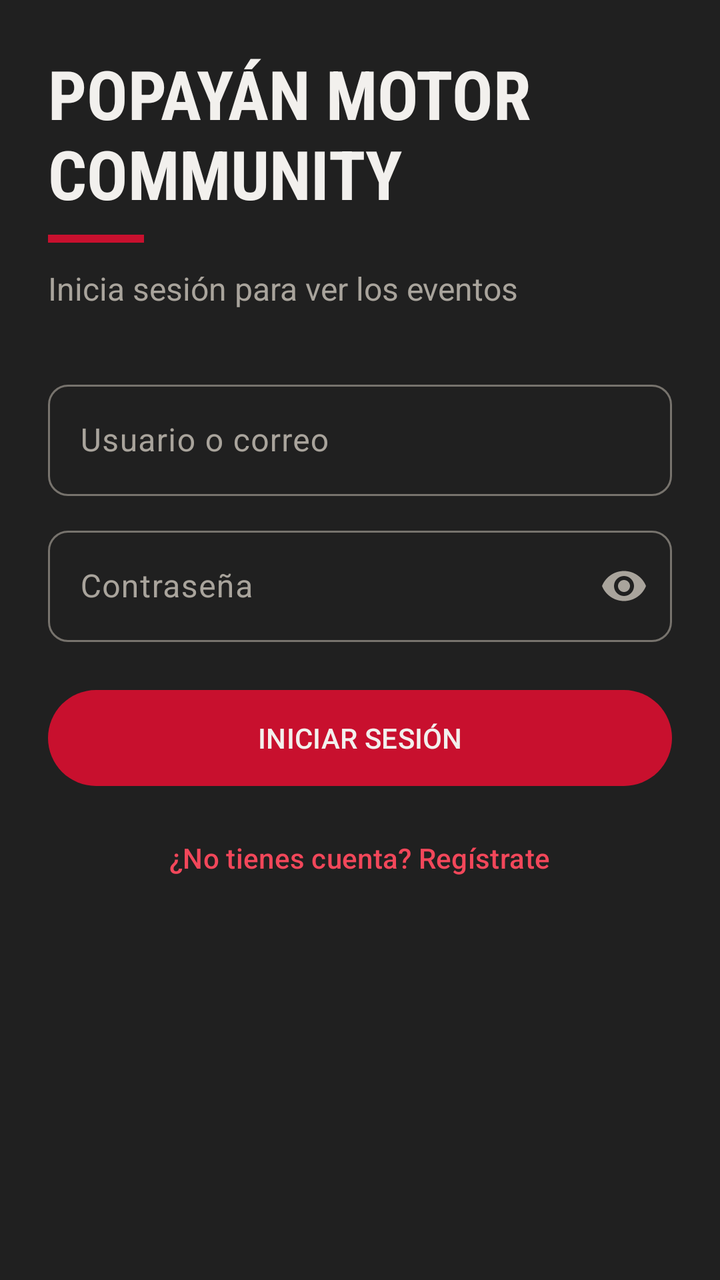
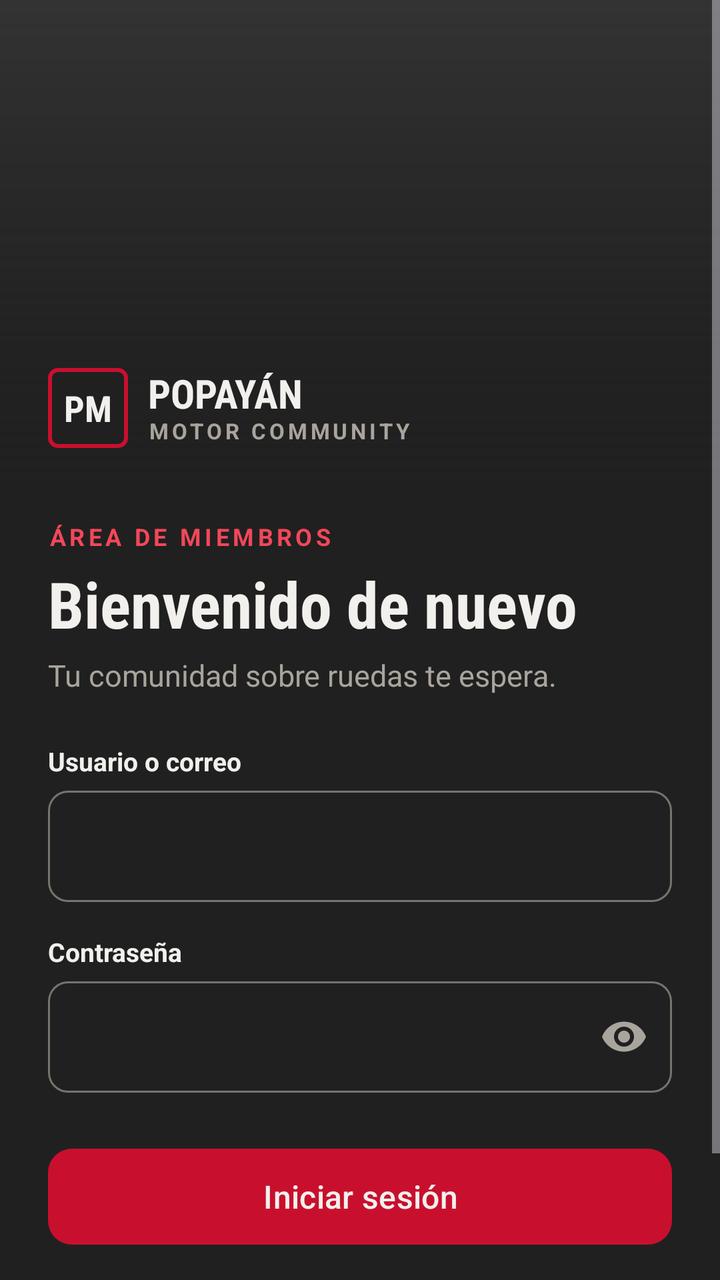

An Android layout rendered at two revisions. The XML below is the earlier revision; the diff shows what the commit changed to produce the second picture.
<!-- AndroidManifest.xml: application theme Theme.PopayanMotor -->
<!-- res/layout/activity_login.xml -->
<?xml version="1.0" encoding="utf-8"?>
<ScrollView xmlns:android="http://schemas.android.com/apk/res/android"
    android:layout_width="match_parent"
    android:layout_height="match_parent"
    android:background="@color/bg"
    android:fillViewport="true"
    android:fitsSystemWindows="true">

    <LinearLayout
        android:layout_width="match_parent"
        android:layout_height="wrap_content"
        android:layout_gravity="center_vertical"
        android:orientation="vertical"
        android:padding="24dp">

        <TextView
            style="@style/TextTitle"
            android:layout_width="wrap_content"
            android:layout_height="wrap_content"
            android:text="@string/login_title"
            android:textSize="34sp" />

        <View
            android:layout_width="48dp"
            android:layout_height="4dp"
            android:layout_marginTop="8dp"
            android:background="@color/accent" />

        <TextView
            android:layout_width="wrap_content"
            android:layout_height="wrap_content"
            android:layout_marginTop="12dp"
            android:layout_marginBottom="32dp"
            android:text="@string/login_subtitle"
            android:textColor="@color/text_secondary"
            android:textSize="16sp" />

        <com.google.android.material.textfield.TextInputLayout
            android:id="@+id/tilEmail"
            style="@style/Widget.PopayanMotor.TextInputLayout"
            android:layout_width="match_parent"
            android:layout_height="wrap_content"
            android:hint="@string/email">

            <com.google.android.material.textfield.TextInputEditText
                android:id="@+id/etEmail"
                android:layout_width="match_parent"
                android:layout_height="wrap_content"
                android:inputType="textEmailAddress" />
        </com.google.android.material.textfield.TextInputLayout>

        <com.google.android.material.textfield.TextInputLayout
            android:id="@+id/tilPassword"
            style="@style/Widget.PopayanMotor.TextInputLayout"
            android:layout_width="match_parent"
            android:layout_height="wrap_content"
            android:layout_marginTop="12dp"
            android:hint="@string/password"
            app:endIconMode="password_toggle"
            xmlns:app="http://schemas.android.com/apk/res-auto">

            <com.google.android.material.textfield.TextInputEditText
                android:id="@+id/etPassword"
                android:layout_width="match_parent"
                android:layout_height="wrap_content"
                android:inputType="textPassword" />
        </com.google.android.material.textfield.TextInputLayout>

        <TextView
            android:id="@+id/tvError"
            android:layout_width="match_parent"
            android:layout_height="wrap_content"
            android:layout_marginTop="12dp"
            android:textColor="@color/accent_text"
            android:visibility="gone" />

        <com.google.android.material.button.MaterialButton
            android:id="@+id/btnLogin"
            android:layout_width="match_parent"
            android:layout_height="56dp"
            android:layout_marginTop="20dp"
            android:text="@string/login_button"
            android:textAllCaps="true" />

        <ProgressBar
            android:id="@+id/progress"
            android:layout_width="wrap_content"
            android:layout_height="wrap_content"
            android:layout_gravity="center_horizontal"
            android:layout_marginTop="16dp"
            android:indeterminateTint="@color/accent"
            android:visibility="gone" />

        <com.google.android.material.button.MaterialButton
            android:id="@+id/btnGoRegister"
            style="@style/Widget.PopayanMotor.Button.Text"
            android:layout_width="wrap_content"
            android:layout_height="wrap_content"
            android:layout_gravity="center_horizontal"
            android:layout_marginTop="8dp"
            android:text="@string/go_register" />
    </LinearLayout>
</ScrollView>
<!-- resources referenced by this layout -->
<resources>
  <color name="accent">#C8102E</color>
  <color name="accent_text">#F2475A</color>
  <color name="bg">#202020</color>
  <color name="text_secondary">#A9A49C</color>
  <string name="email">Usuario o correo</string>
  <string name="go_register">¿No tienes cuenta? Regístrate</string>
  <string name="login_button">Iniciar sesión</string>
  <string name="login_subtitle">Inicia sesión para ver los eventos</string>
  <string name="login_title">Popayán Motor Community</string>
  <string name="password">Contraseña</string>
  <style name="TextTitle">
          <item name="android:fontFamily">sans-serif-condensed</item>
          <item name="android:textStyle">bold</item>
          <item name="android:textAllCaps">true</item>
          <item name="android:textColor">@color/text_primary</item>
      </style>
  <style name="Widget.PopayanMotor.Button.Text" parent="Widget.Material3.Button.TextButton">
          <item name="android:textColor">@color/accent_text</item>
          <item name="iconTint">@color/accent_text</item>
      </style>
  <style name="Widget.PopayanMotor.TextInputLayout" parent="Widget.Material3.TextInputLayout.OutlinedBox">
          <item name="boxStrokeColor">@color/text_input_stroke</item>
          <item name="hintTextColor">@color/accent_text</item>
          <item name="boxCornerRadiusTopStart">10dp</item>
          <item name="boxCornerRadiusTopEnd">10dp</item>
          <item name="boxCornerRadiusBottomStart">10dp</item>
          <item name="boxCornerRadiusBottomEnd">10dp</item>
      </style>
  <color name="text_primary">#F2F0ED</color>
  <color name="surface">#2A2A2A</color>
  <color name="surface_high">#333333</color>
  <color name="outline_strong">#77736D</color>
  <color name="outline">#3D3D3D</color>
  <color name="error">#FF8A80</color>
  <style name="ThemeOverlay.PopayanMotor.Dialog" parent="ThemeOverlay.Material3.MaterialAlertDialog">
          <item name="colorPrimary">@color/accent_text</item>
          <item name="colorSurface">@color/surface_high</item>
          <item name="colorSurfaceContainerHigh">@color/surface_high</item>
          
          <item name="elevationOverlayEnabled">false</item>
      </style>
  <!-- unchanged entries left out for length: 1 -->
</resources>

<!-- the commit's change to res/layout/activity_login.xml (unified diff, before → after) -->
@@ -1,5 +1,6 @@
 <?xml version="1.0" encoding="utf-8"?>
 <ScrollView xmlns:android="http://schemas.android.com/apk/res/android"
+    xmlns:app="http://schemas.android.com/apk/res-auto"
     android:layout_width="match_parent"
     android:layout_height="match_parent"
     android:background="@color/bg"
@@ -9,95 +10,224 @@
     <LinearLayout
         android:layout_width="match_parent"
         android:layout_height="wrap_content"
-        android:layout_gravity="center_vertical"
-        android:orientation="vertical"
-        android:padding="24dp">
+        android:orientation="vertical">
+
+        
+        <FrameLayout
+            android:layout_width="match_parent"
+            android:layout_height="240dp"
+            android:background="@drawable/bg_event_header">
+
+            <ImageView
+                android:id="@+id/ivHero"
+                android:layout_width="match_parent"
+                android:layout_height="match_parent"
+                android:importantForAccessibility="no"
+                android:scaleType="centerCrop"
+                android:visibility="gone" />
+
+            <View
+                android:layout_width="match_parent"
+                android:layout_height="match_parent"
+                android:background="@drawable/bg_login_hero_fade" />
+
+            <include
+                layout="@layout/view_brand"
+                android:layout_width="wrap_content"
+                android:layout_height="wrap_content"
+                android:layout_gravity="bottom|start"
+                android:layout_marginStart="24dp"
+                android:layout_marginBottom="16dp" />
+        </FrameLayout>
+
+        <LinearLayout
+            android:layout_width="match_parent"
+            android:layout_height="wrap_content"
+            android:orientation="vertical"
+            android:paddingHorizontal="24dp"
+            android:paddingTop="20dp"
+            android:paddingBottom="24dp">
+
+            <TextView
+                android:layout_width="wrap_content"
+                android:layout_height="wrap_content"
+                android:letterSpacing="0.15"
+                android:text="@string/members_area"
+                android:textAllCaps="true"
+                android:textColor="@color/accent_text"
+                android:textSize="12sp"
+                android:textStyle="bold" />
+
+            <TextView
+                style="@style/TextTitle"
+                android:layout_width="wrap_content"
+                android:layout_height="wrap_content"
+                android:layout_marginTop="4dp"
+                android:text="@string/login_title"
+                android:textAllCaps="false"
+                android:textSize="32sp" />
+
+            <TextView
+                android:layout_width="wrap_content"
+                android:layout_height="wrap_content"
+                android:layout_marginTop="4dp"
+                android:layout_marginBottom="24dp"
+                android:text="@string/login_subtitle"
+                android:textColor="@color/text_secondary"
+                android:textSize="15sp" />
+
+            
+            <TextView
+                android:id="@+id/tvEmailLabel"
+                android:layout_width="wrap_content"
+                android:layout_height="wrap_content"
+                android:layout_marginBottom="6dp"
+                android:labelFor="@id/etEmail"
+                android:text="@string/email"
+                android:textColor="@color/text_primary"
+                android:textSize="13sp"
+                android:textStyle="bold" />
+
+            <com.google.android.material.textfield.TextInputLayout
+                android:id="@+id/tilEmail"
+                style="@style/Widget.PopayanMotor.TextInputLayout"
+                android:layout_width="match_parent"
+                android:layout_height="wrap_content"
+                app:hintEnabled="false">
+
+                <com.google.android.material.textfield.TextInputEditText
+                    android:id="@+id/etEmail"
+                    android:layout_width="match_parent"
+                    android:layout_height="wrap_content"
+                    android:autofillHints="emailAddress"
+                    android:inputType="textEmailAddress" />
+            </com.google.android.material.textfield.TextInputLayout>
+
+            <TextView
+                android:id="@+id/tvPasswordLabel"
+                android:layout_width="wrap_content"
+                android:layout_height="wrap_content"
+                android:layout_marginTop="16dp"
+                android:layout_marginBottom="6dp"
+                android:labelFor="@id/etPassword"
+                android:text="@string/password"
+                android:textColor="@color/text_primary"
+                android:textSize="13sp"
+                android:textStyle="bold" />
+
+            <com.google.android.material.textfield.TextInputLayout
+                android:id="@+id/tilPassword"
+                style="@style/Widget.PopayanMotor.TextInputLayout"
+                android:layout_width="match_parent"
+                android:layout_height="wrap_content"
+                app:endIconMode="password_toggle"
+                app:hintEnabled="false">
+
+                <com.google.android.material.textfield.TextInputEditText
+                    android:id="@+id/etPassword"
+                    android:layout_width="match_parent"
+                    android:layout_height="wrap_content"
+                    android:autofillHints="password"
+                    android:inputType="textPassword" />
+            </com.google.android.material.textfield.TextInputLayout>
+
+            
+
+            <TextView
+                android:id="@+id/tvError"
+                android:layout_width="match_parent"
+                android:layout_height="wrap_content"
+                android:layout_marginTop="12dp"
+                android:textColor="@color/accent_text"
+                android:visibility="gone" />
+
+            <com.google.android.material.button.MaterialButton
+                android:id="@+id/btnLogin"
+                android:layout_width="match_parent"
+                android:layout_height="56dp"
+                android:layout_marginTop="24dp"
+                android:text="@string/login_button"
+                android:textSize="16sp"
+                app:cornerRadius="12dp" />
+
+            <ProgressBar
+                android:id="@+id/progress"
+                android:layout_width="wrap_content"
+                android:layout_height="wrap_content"
+                android:layout_gravity="center_horizontal"
+                android:layout_marginTop="16dp"
+                android:indeterminateTint="@color/accent"
+                android:visibility="gone" />
+
+            <LinearLayout
+                android:layout_width="wrap_content"
+                android:layout_height="wrap_content"
+                android:layout_gravity="center_horizontal"
+                android:layout_marginTop="12dp"
+                android:gravity="center_vertical"
+                android:orientation="horizontal">
+
+                <TextView
+                    android:layout_width="wrap_content"
+                    android:layout_height="wrap_content"
+                    android:text="@string/no_account"
+                    android:textColor="@color/text_secondary"
+                    android:textSize="14sp" />
+
+                <com.google.android.material.button.MaterialButton
+                    android:id="@+id/btnGoRegister"
+                    style="@style/Widget.PopayanMotor.Button.Text"
+                    android:layout_width="wrap_content"
+                    android:layout_height="wrap_content"
+                    android:minWidth="0dp"
+                    android:paddingHorizontal="6dp"
+                    android:text="@string/go_register"
+                    android:textSize="14sp" />
+            </LinearLayout>
+        </LinearLayout>
+    </LinearLayout>
+</ScrollView>
+<!-- res/layout/view_brand.xml (included above) -->
+<?xml version="1.0" encoding="utf-8"?>
+<LinearLayout xmlns:android="http://schemas.android.com/apk/res/android"
+    android:layout_width="wrap_content"
+    android:layout_height="wrap_content"
+    android:gravity="center_vertical"
+    android:orientation="horizontal">
+
+    <TextView
+        style="@style/TextTitle"
+        android:layout_width="40dp"
+        android:layout_height="40dp"
+        android:background="@drawable/bg_brand_logo"
+        android:gravity="center"
+        android:importantForAccessibility="no"
+        android:text="@string/brand_initials"
+        android:textSize="18sp" />
+
+    <LinearLayout
+        android:layout_width="wrap_content"
+        android:layout_height="wrap_content"
+        android:layout_marginStart="10dp"
+        android:orientation="vertical">
 
         <TextView
             style="@style/TextTitle"
             android:layout_width="wrap_content"
             android:layout_height="wrap_content"
-            android:text="@string/login_title"
-            android:textSize="34sp" />
-
-        <View
-            android:layout_width="48dp"
-            android:layout_height="4dp"
-            android:layout_marginTop="8dp"
-            android:background="@color/accent" />
+            android:includeFontPadding="false"
+            android:text="@string/brand_name"
+            android:textSize="20sp" />
 
         <TextView
             android:layout_width="wrap_content"
             android:layout_height="wrap_content"
-            android:layout_marginTop="12dp"
-            android:layout_marginBottom="32dp"
-            android:text="@string/login_subtitle"
+            android:includeFontPadding="false"
+            android:letterSpacing="0.15"
+            android:text="@string/brand_tagline"
+            android:textAllCaps="true"
             android:textColor="@color/text_secondary"
-            android:textSize="16sp" />
-
-        <com.google.android.material.textfield.TextInputLayout
-            android:id="@+id/tilEmail"
-            style="@style/Widget.PopayanMotor.TextInputLayout"
-            android:layout_width="match_parent"
-            android:layout_height="wrap_content"
-            android:hint="@string/email">
-
-            <com.google.android.material.textfield.TextInputEditText
-                android:id="@+id/etEmail"
-                android:layout_width="match_parent"
-                android:layout_height="wrap_content"
-                android:inputType="textEmailAddress" />
-        </com.google.android.material.textfield.TextInputLayout>
-
-        <com.google.android.material.textfield.TextInputLayout
-            android:id="@+id/tilPassword"
-            style="@style/Widget.PopayanMotor.TextInputLayout"
-            android:layout_width="match_parent"
-            android:layout_height="wrap_content"
-            android:layout_marginTop="12dp"
-            android:hint="@string/password"
-            app:endIconMode="password_toggle"
-            xmlns:app="http://schemas.android.com/apk/res-auto">
-
-            <com.google.android.material.textfield.TextInputEditText
-                android:id="@+id/etPassword"
-                android:layout_width="match_parent"
-                android:layout_height="wrap_content"
-                android:inputType="textPassword" />
-        </com.google.android.material.textfield.TextInputLayout>
-
-        <TextView
-            android:id="@+id/tvError"
-            android:layout_width="match_parent"
-            android:layout_height="wrap_content"
-            android:layout_marginTop="12dp"
-            android:textColor="@color/accent_text"
-            android:visibility="gone" />
-
-        <com.google.android.material.button.MaterialButton
-            android:id="@+id/btnLogin"
-            android:layout_width="match_parent"
-            android:layout_height="56dp"
-            android:layout_marginTop="20dp"
-            android:text="@string/login_button"
-            android:textAllCaps="true" />
-
-        <ProgressBar
-            android:id="@+id/progress"
-            android:layout_width="wrap_content"
-            android:layout_height="wrap_content"
-            android:layout_gravity="center_horizontal"
-            android:layout_marginTop="16dp"
-            android:indeterminateTint="@color/accent"
-            android:visibility="gone" />
-
-        <com.google.android.material.button.MaterialButton
-            android:id="@+id/btnGoRegister"
-            style="@style/Widget.PopayanMotor.Button.Text"
-            android:layout_width="wrap_content"
-            android:layout_height="wrap_content"
-            android:layout_gravity="center_horizontal"
-            android:layout_marginTop="8dp"
-            android:text="@string/go_register" />
+            android:textSize="11sp"
+            android:textStyle="bold" />
     </LinearLayout>
-</ScrollView>
+</LinearLayout>
<!-- resource entries referenced after the edit -->
@@ -4,11 +4,40 @@
   <color name="accent_text">#F2475A</color>
   <color name="bg">#202020</color>
   <color name="text_secondary">#A9A49C</color>
+  <!-- drawable bg_brand_logo (drawable) -->
+  <?xml version="1.0" encoding="utf-8"?>
+  <shape xmlns:android="http://schemas.android.com/apk/res/android" android:shape="rectangle">
+      <solid android:color="@color/bg" />
+      <stroke android:width="2dp" android:color="@color/accent" />
+      <corners android:radius="4dp" />
+  </shape>
+  <!-- drawable bg_event_header (drawable) -->
+  <?xml version="1.0" encoding="utf-8"?>
+  <shape xmlns:android="http://schemas.android.com/apk/res/android" android:shape="rectangle">
+      <gradient
+          android:angle="270"
+          android:endColor="@color/bg"
+          android:startColor="@color/surface_high" />
+  </shape>
+  <!-- drawable bg_login_hero_fade (drawable) -->
+  <?xml version="1.0" encoding="utf-8"?>
+  <shape xmlns:android="http://schemas.android.com/apk/res/android" android:shape="rectangle">
+      <gradient
+          android:angle="270"
+          android:centerColor="@color/bg_scrim"
+          android:endColor="@color/bg"
+          android:startColor="@color/bg_clear" />
+  </shape>
+  <string name="brand_initials" translatable="false">PM</string>
+  <string name="brand_name">Popayán</string>
+  <string name="brand_tagline">Motor Community</string>
   <string name="email">Usuario o correo</string>
-  <string name="go_register">¿No tienes cuenta? Regístrate</string>
+  <string name="go_register">Crear cuenta</string>
   <string name="login_button">Iniciar sesión</string>
-  <string name="login_subtitle">Inicia sesión para ver los eventos</string>
-  <string name="login_title">Popayán Motor Community</string>
+  <string name="login_subtitle">Tu comunidad sobre ruedas te espera.</string>
+  <string name="login_title">Bienvenido de nuevo</string>
+  <string name="members_area">Área de miembros</string>
+  <string name="no_account">¿Aún no eres miembro?</string>
   <string name="password">Contraseña</string>
   <style name="TextTitle">
           <item name="android:fontFamily">sans-serif-condensed</item>
@@ -31,6 +60,8 @@
   <color name="text_primary">#F2F0ED</color>
   <color name="surface">#2A2A2A</color>
   <color name="surface_high">#333333</color>
+  <color name="bg_scrim">#66202020</color>
+  <color name="bg_clear">#00202020</color>
   <color name="outline_strong">#77736D</color>
   <color name="outline">#3D3D3D</color>
   <color name="error">#FF8A80</color>
